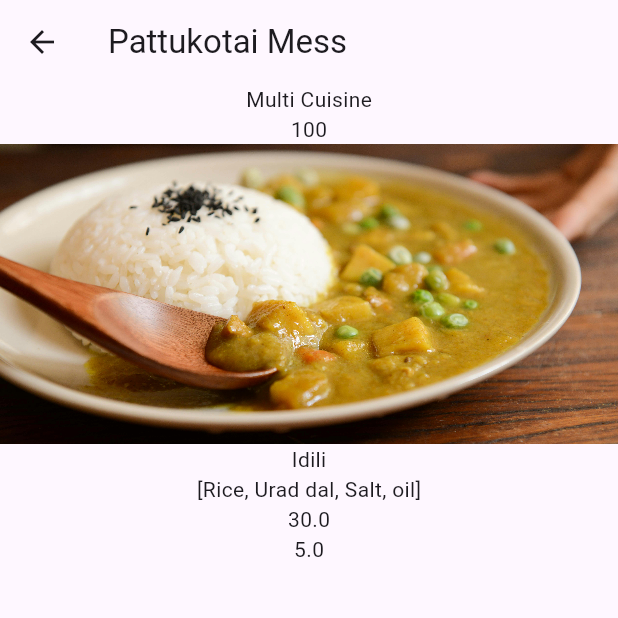
After one commit to ajithkumar2505/ajith, a Flutter app: the screen it shows after launch, after a tap on "Pattukotai Mess", on a phone screen of 412 x 824 dp, the top half of it. The commit adds this screen. Run offline on Flutter 3.47's test engine with Material 3 defaults, Android fonts, the phone set to English and light mode, and no system bars.

Commit message:
first commit

```diff
--- a/lib/model/restaurant_model.dart
+++ b/lib/model/restaurant_model.dart
@@ -6,6 +6,8 @@ class RestaurantModel {
   double userRating;
   bool isFav;
   String imageUrl;
+  // Collection of menu items
+  List<MenuItem> menu;
 
   RestaurantModel({
     required this.typeOfFoodOffered,
@@ -15,7 +17,25 @@ class RestaurantModel {
     required this.minimumAmount,
     required this.userRating,
     required this.imageUrl,
+    required this.menu
   });
 }
 
 enum FoodTypes { veg, nonveg, vegan }
+
+class MenuItem {
+  String dishName;
+  double price;
+  double ratings;
+  final List<String> ingridients;
+  final List<String> images;
+
+  MenuItem({
+    required this.dishName,
+    required this.price,
+    required this.ratings,
+    required this.ingridients,
+    required this.images,
+
+  });
+}
--- a/lib/view/home.dart
+++ b/lib/view/home.dart
@@ -3,7 +3,7 @@
 import 'package:flutter/material.dart';
 
 import '../model/restaurant_model.dart';
-
+import 'home_detail.dart';
 
 class HomeScreen extends StatefulWidget {
   const HomeScreen({super.key});
@@ -22,7 +22,18 @@ class _HomeScreenState extends State<HomeScreen> {
         minimumAmount: 100,
         userRating: 4.3,
         imageUrl: "image/image1.jpg",
-    ),
+        menu: [
+          MenuItem(
+            dishName: "Idili",
+            price: 30,
+            ratings: 5,
+            ingridients: ['Rice', 'Urad dal', 'Salt', 'oil'],
+            images: [
+              "https://www.indianhealthyrecipes.com/wp-content/uploads/2022/04/idli-recipe.jpgF",
+              "https://images.unsplash.com/photo-1589301760014-d929f3979dbc?q=80&w=2070&auto=format&fit=crop&ixlib=rb-4.0.3&ixid=M3wxMjA3fDB8MHxwaG90by1wYWdlfHx8fGVufDB8fHx8fA%3D%3D"
+            ],
+          )
+        ]),
     RestaurantModel(
         typeOfFoodOffered: FoodTypes.veg,
         name: "Geetham",
@@ -30,8 +41,19 @@ class _HomeScreenState extends State<HomeScreen> {
         isFav: true,
         minimumAmount: 200,
         userRating: 4.5,
-      imageUrl: "image/image2.jpg",
-    ),
+        imageUrl:"image/image2.jpg",
+        menu: [
+          MenuItem(
+            dishName: "Idili",
+            price: 30,
+            ratings: 5,
+            ingridients: ['Rice', 'Urad dal', 'Salt', 'oil'],
+            images: [
+              "https://www.indianhealthyrecipes.com/wp-content/uploads/2022/04/idli-recipe.jpgF",
+              "https://images.unsplash.com/photo-1589301760014-d929f3979dbc?q=80&w=2070&auto=format&fit=crop&ixlib=rb-4.0.3&ixid=M3wxMjA3fDB8MHxwaG90by1wYWdlfHx8fGVufDB8fHx8fA%3D%3D"
+            ],
+          )
+        ]),
     RestaurantModel(
         typeOfFoodOffered: FoodTypes.nonveg,
         name: "Spice Garden",
@@ -40,7 +62,18 @@ class _HomeScreenState extends State<HomeScreen> {
         minimumAmount: 120,
         userRating: 4.0,
         imageUrl: "image/image3.jpg",
-    ),
+        menu: [
+          MenuItem(
+            dishName: "Idili",
+            price: 30,
+            ratings: 5,
+            ingridients: ['Rice', 'Urad dal', 'Salt', 'oil'],
+            images: [
+              "https://www.indianhealthyrecipes.com/wp-content/uploads/2022/04/idli-recipe.jpgF",
+              "https://images.unsplash.com/photo-1589301760014-d929f3979dbc?q=80&w=2070&auto=format&fit=crop&ixlib=rb-4.0.3&ixid=M3wxMjA3fDB8MHxwaG90by1wYWdlfHx8fGVufDB8fHx8fA%3D%3D"
+            ],
+          )
+        ]),
     RestaurantModel(
         typeOfFoodOffered: FoodTypes.veg,
         name: "A2B",
@@ -49,7 +82,18 @@ class _HomeScreenState extends State<HomeScreen> {
         minimumAmount: 200,
         userRating: 4.8,
         imageUrl: "image/image4.jpg",
-    ),
+        menu: [
+          MenuItem(
+            dishName: "Idili",
+            price: 30,
+            ratings: 5,
+            ingridients: ['Rice', 'Urad dal', 'Salt', 'oil'],
+            images: [
+              "https://www.indianhealthyrecipes.com/wp-content/uploads/2022/04/idli-recipe.jpgF",
+              "https://images.unsplash.com/photo-1589301760014-d929f3979dbc?q=80&w=2070&auto=format&fit=crop&ixlib=rb-4.0.3&ixid=M3wxMjA3fDB8MHxwaG90by1wYWdlfHx8fGVufDB8fHx8fA%3D%3D"
+            ],
+          )
+        ]),
     RestaurantModel(
         typeOfFoodOffered: FoodTypes.nonveg,
         name: "Anjapaar",
@@ -58,7 +102,18 @@ class _HomeScreenState extends State<HomeScreen> {
         minimumAmount: 300,
         userRating: 4.2,
         imageUrl: "image/image5.jpg",
-    ),
+        menu: [
+          MenuItem(
+            dishName: "Idili",
+            price: 30,
+            ratings: 5,
+            ingridients: ['Rice', 'Urad dal', 'Salt', 'oil'],
+            images: [
+              "https://www.indianhealthyrecipes.com/wp-content/uploads/2022/04/idli-recipe.jpgF",
+              "https://images.unsplash.com/photo-1589301760014-d929f3979dbc?q=80&w=2070&auto=format&fit=crop&ixlib=rb-4.0.3&ixid=M3wxMjA3fDB8MHxwaG90by1wYWdlfHx8fGVufDB8fHx8fA%3D%3D"
+            ],
+          )
+        ]),
     RestaurantModel(
         typeOfFoodOffered: FoodTypes.veg,
         name: "Thallu vandi",
@@ -67,7 +122,18 @@ class _HomeScreenState extends State<HomeScreen> {
         minimumAmount: 15,
         userRating: 5,
         imageUrl: "image/image6.jpg",
-    ),
+        menu: [
+          MenuItem(
+            dishName: "Idili",
+            price: 30,
+            ratings: 5,
+            ingridients: ['Rice', 'Urad dal', 'Salt', 'oil'],
+            images: [
+              "https://www.indianhealthyrecipes.com/wp-content/uploads/2022/04/idli-recipe.jpgF",
+              "https://images.unsplash.com/photo-1589301760014-d929f3979dbc?q=80&w=2070&auto=format&fit=crop&ixlib=rb-4.0.3&ixid=M3wxMjA3fDB8MHxwaG90by1wYWdlfHx8fGVufDB8fHx8fA%3D%3D"
+            ],
+          )
+        ]),
     RestaurantModel(
         typeOfFoodOffered: FoodTypes.veg,
         name: "Kerala mess",
@@ -76,7 +142,18 @@ class _HomeScreenState extends State<HomeScreen> {
         minimumAmount: 200,
         userRating: 4.4,
         imageUrl: "image/image7.jpg",
-    ),
+        menu: [
+          MenuItem(
+            dishName: "Idili",
+            price: 30,
+            ratings: 5,
+            ingridients: ['Rice', 'Urad dal', 'Salt', 'oil'],
+            images: [
+              "https://www.indianhealthyrecipes.com/wp-content/uploads/2022/04/idli-recipe.jpgF",
+              "https://images.unsplash.com/photo-1589301760014-d929f3979dbc?q=80&w=2070&auto=format&fit=crop&ixlib=rb-4.0.3&ixid=M3wxMjA3fDB8MHxwaG90by1wYWdlfHx8fGVufDB8fHx8fA%3D%3D"
+            ],
+          )
+        ]),
     RestaurantModel(
         typeOfFoodOffered: FoodTypes.nonveg,
         name: "Seafood Shack",
@@ -85,7 +162,18 @@ class _HomeScreenState extends State<HomeScreen> {
         minimumAmount: 180,
         userRating: 4.7,
         imageUrl: "image/image8.jpg",
-    ),
+        menu: [
+          MenuItem(
+            dishName: "Idili",
+            price: 30,
+            ratings: 5,
+            ingridients: ['Rice', 'Urad dal', 'Salt', 'oil'],
+            images: [
+              "https://www.indianhealthyrecipes.com/wp-content/uploads/2022/04/idli-recipe.jpgF",
+              "https://images.unsplash.com/photo-1589301760014-d929f3979dbc?q=80&w=2070&auto=format&fit=crop&ixlib=rb-4.0.3&ixid=M3wxMjA3fDB8MHxwaG90by1wYWdlfHx8fGVufDB8fHx8fA%3D%3D"
+            ],
+          )
+        ]),
     RestaurantModel(
         typeOfFoodOffered: FoodTypes.nonveg,
         name: "Biryani Bazaar",
@@ -94,7 +182,18 @@ class _HomeScreenState extends State<HomeScreen> {
         minimumAmount: 160,
         userRating: 4.1,
         imageUrl: "image/image9.jpg",
-    ),
+        menu: [
+          MenuItem(
+            dishName: "Idili",
+            price: 30,
+            ratings: 5,
+            ingridients: ['Rice', 'Urad dal', 'Salt', 'oil'],
+            images: [
+              "https://www.indianhealthyrecipes.com/wp-content/uploads/2022/04/idli-recipe.jpgF",
+              "https://images.unsplash.com/photo-1589301760014-d929f3979dbc?q=80&w=2070&auto=format&fit=crop&ixlib=rb-4.0.3&ixid=M3wxMjA3fDB8MHxwaG90by1wYWdlfHx8fGVufDB8fHx8fA%3D%3D"
+            ],
+          )
+        ]),
     RestaurantModel(
         typeOfFoodOffered: FoodTypes.veg,
         name: "Pattukotai mess",
@@ -103,7 +202,18 @@ class _HomeScreenState extends State<HomeScreen> {
         minimumAmount: 120,
         userRating: 4.9,
         imageUrl: "image/image10.jpg",
-    ),
+        menu: [
+          MenuItem(
+            dishName: "Idili",
+            price: 30,
+            ratings: 5,
+            ingridients: ['Rice', 'Urad dal', 'Salt', 'oil'],
+            images: [
+              "https://www.indianhealthyrecipes.com/wp-content/uploads/2022/04/idli-recipe.jpgF",
+              "https://images.unsplash.com/photo-1589301760014-d929f3979dbc?q=80&w=2070&auto=format&fit=crop&ixlib=rb-4.0.3&ixid=M3wxMjA3fDB8MHxwaG90by1wYWdlfHx8fGVufDB8fHx8fA%3D%3D"
+            ],
+          )
+        ]),
   ];
 
   @override
@@ -114,7 +224,22 @@ class _HomeScreenState extends State<HomeScreen> {
       ),
       body: ListView.separated(
         itemBuilder: (ctx, inx) {
-          return Card(
+          return GestureDetector(
+            onTap: () {
+              print("*********");
+              print(allRes[inx].name);
+              Navigator.push(
+                context,
+                MaterialPageRoute(
+                  builder: (stx) {
+                    return HotelScreen(
+                      hotel: allRes[inx],
+                    );
+                  },
+                ),
+              );
+            },
+            child: Card(
               clipBehavior: Clip.hardEdge,
               child: Column(
                 crossAxisAlignment: CrossAxisAlignment.start,
@@ -227,6 +352,7 @@ class _HomeScreenState extends State<HomeScreen> {
                   )
                 ],
               ),
+            ),
           );
         },
         separatorBuilder: (context, index) {
--- /dev/null
+++ b/lib/view/home_detail.dart
@@ -0,0 +1,56 @@
+// ignore_for_file: camel_case_types, prefer_typing_uninitialized_variables
+
+import 'package:flutter/material.dart';
+import '../model/restaurant_model.dart';
+
+class HotelScreen extends StatefulWidget {
+  final RestaurantModel hotel;
+  const HotelScreen({required this.hotel, super.key});
+
+  @override
+  State<HotelScreen> createState() => _HotelScreenState();
+}
+
+class _HotelScreenState extends State<HotelScreen> {
+  @override
+  Widget build(BuildContext context) {
+    return Scaffold(
+      appBar: AppBar(
+        title: Text(widget.hotel.name),
+      ),
+      body: Column(
+        children: [
+          Text(widget.hotel.cuisine),
+          Text(widget.hotel.minimumAmount.toString()),
+          Image(
+            width: double.infinity,
+            height: 200,
+            fit: BoxFit.cover,
+            filterQuality: FilterQuality.low,
+            image: AssetImage(
+              widget.hotel.imageUrl,
+            ),
+          ),
+          Expanded(
+            child: ListView.builder(
+              itemCount: widget.hotel.menu.length,
+              itemBuilder: (context, index) {
+                final menuItem = widget.hotel.menu[index];
+                return Column(
+                  crossAxisAlignment: CrossAxisAlignment.center,
+                  mainAxisAlignment: MainAxisAlignment.center,
+                  children: [
+                    Text(menuItem.dishName),
+                    Text(menuItem.ingridients.toString()),
+                    Text(menuItem.price.toString()),
+                    Text(menuItem.ratings.toString()),
+                  ],
+                );
+              },
+            ),
+          ),
+        ],
+      ),
+    );
+  }
+}
```
Lines whose indentation alone changed are shown as unchanged.
